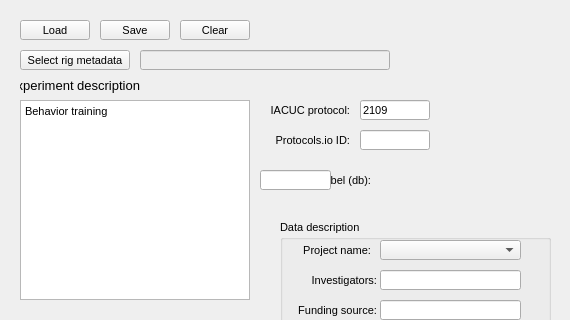
The window that src/foraging_gui/MetaData.ui (AllenNeuralDynamics/dynamic-foraging-task) describes before a commit, drawn with Qt 5; both pictures show x 0 to 570 and y 0 to 320 of the 1256 by 695 pixel window.
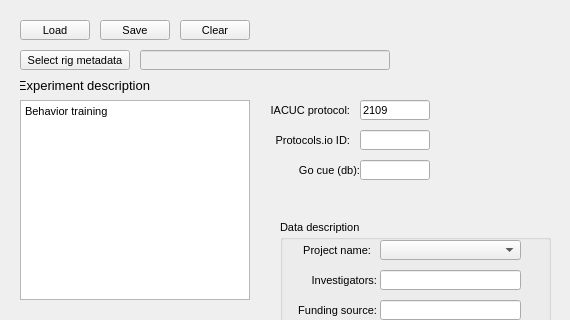
The same window after the commit.

What changed in the file:
```diff
--- a/src/foraging_gui/MetaData.ui
+++ b/src/foraging_gui/MetaData.ui
@@ -68,7 +68,7 @@
     <rect>
      <x>20</x>
      <y>70</y>
-     <width>120</width>
+     <width>130</width>
      <height>30</height>
     </rect>
    </property>
@@ -1166,8 +1166,8 @@
    <property name="geometry">
     <rect>
      <x>260</x>
-     <y>170</y>
-     <width>111</width>
+     <y>160</y>
+     <width>100</width>
      <height>20</height>
     </rect>
    </property>
@@ -1178,7 +1178,7 @@
     </sizepolicy>
    </property>
    <property name="text">
-    <string>Go cue decibel (db):</string>
+    <string>Go cue (db):</string>
    </property>
    <property name="textFormat">
     <enum>Qt::AutoText</enum>
@@ -1190,9 +1190,9 @@
   <widget class="QLineEdit" name="GoCueDecibel">
    <property name="geometry">
     <rect>
-     <x>260</x>
-     <y>170</y>
-     <width>71</width>
+     <x>360</x>
+     <y>160</y>
+     <width>70</width>
      <height>20</height>
     </rect>
    </property>
```
